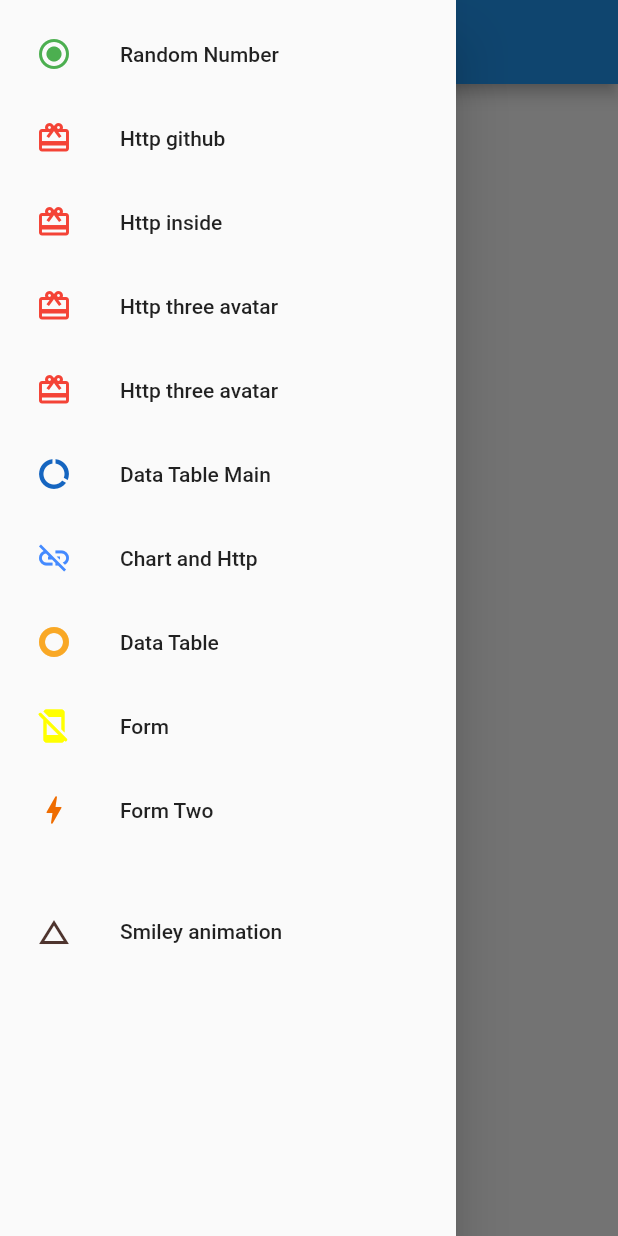
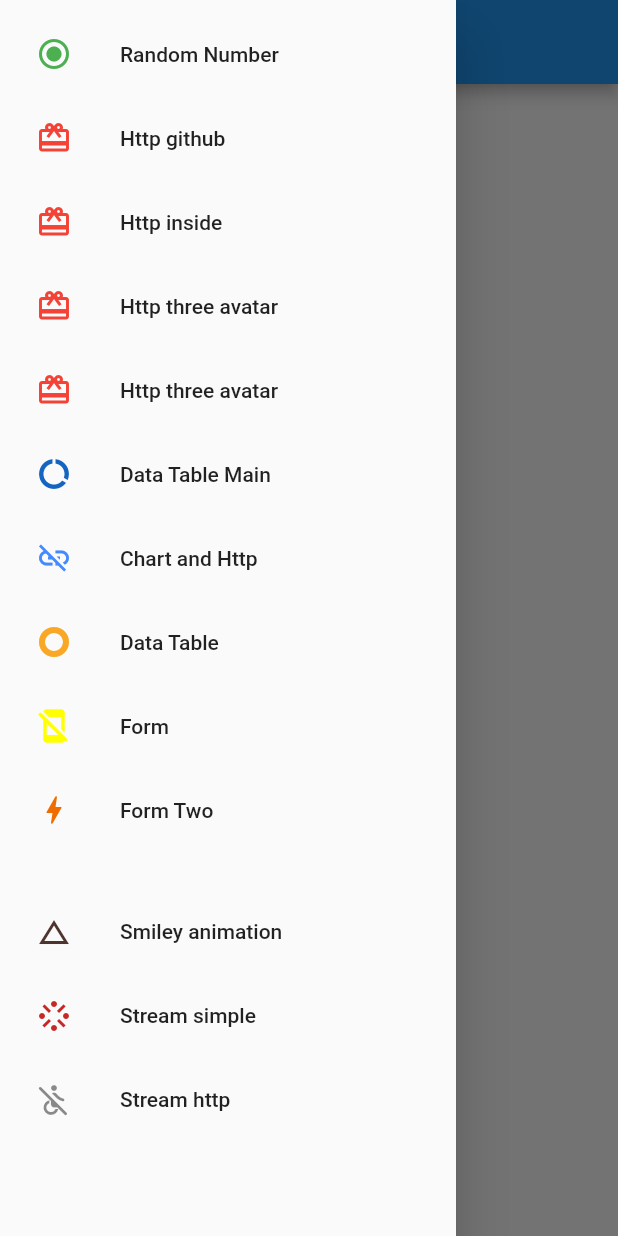
Before and after one commit to sabil62/Routine, a Flutter app: the screen it shows after launch, with the side drawer open, on a phone screen of 412 x 824 dp. Run offline on Flutter 3.47's test engine with Material 2 defaults, Android fonts, the phone set to English and light mode, and no system bars; our stand-ins replace charts_flutter, flare_flutter; missing offline and left inert: flare_dart.

Commit message:
stream with https

```diff
--- a/lib/main.dart
+++ b/lib/main.dart
@@ -11,6 +11,8 @@ import './practice/datable2.dart';
 import './practice/form.dart';
 import './practice/form2.dart';
 import './animation/flare1.dart';
+import './practice/stream.dart';
+import './practice/stream2.dart';
 
 void main() {
   runApp(MyApp());
@@ -172,6 +174,26 @@ class _MyHomePageState extends State<MyHomePage> {
                 onTap: () => Navigator.push(context,
                     MaterialPageRoute(builder: (context) => FlareApp())),
               ),
+              ListTile(
+                title: Text('Stream simple'),
+                leading: Icon(
+                  Icons.stream,
+                  size: 24,
+                  color: Colors.red[800],
+                ),
+                onTap: () => Navigator.push(context,
+                    MaterialPageRoute(builder: (context) => StateApp())),
+              ),
+              ListTile(
+                title: Text('Stream http'),
+                leading: Icon(
+                  Icons.not_accessible_rounded,
+                  size: 24,
+                  color: Colors.orangeAccent[800],
+                ),
+                onTap: () => Navigator.push(context,
+                    MaterialPageRoute(builder: (context) => StreamHttp())),
+              ),
             ],
           ),
         ),
```
Also changed, not shown: lib/practice/stream.dart (added, +43 -0 lines), lib/practice/stream2.dart (added, +76 -0 lines).
